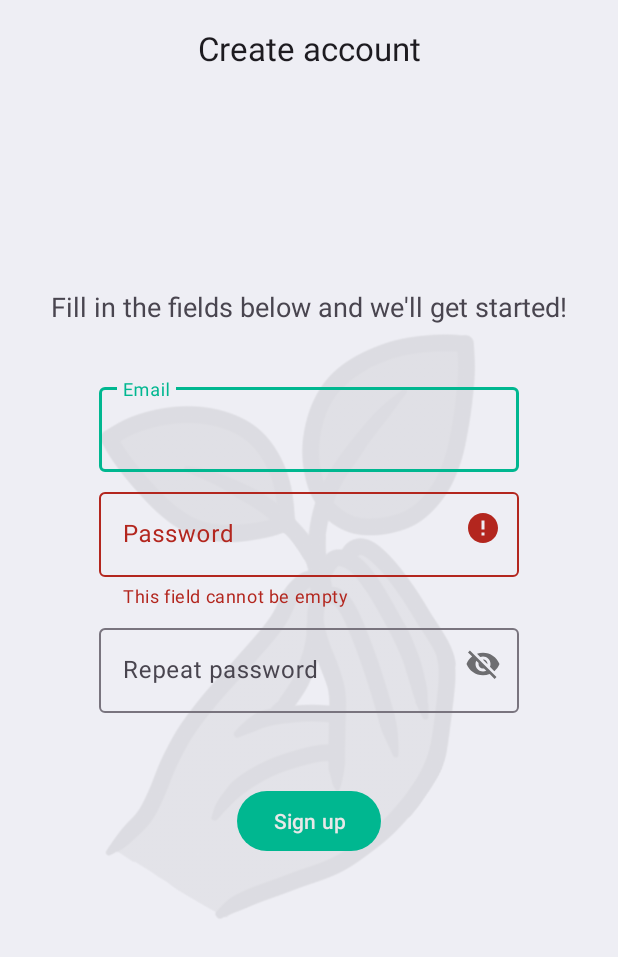
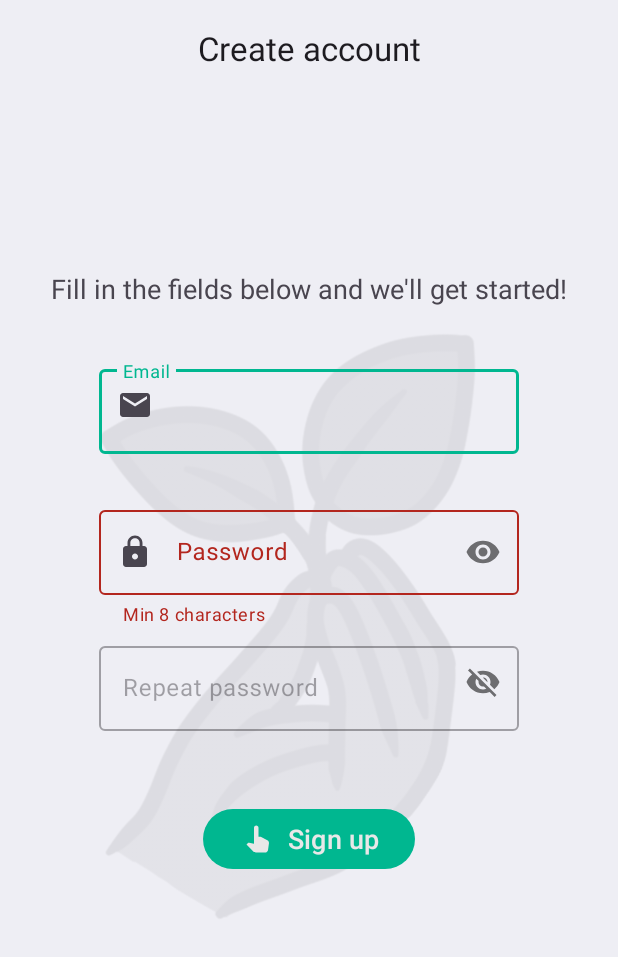
Before and after one commit to dawidkulpadev/MioGiapiccoHome, an Android app: the SignUpActivity screen opened directly, with no data from a screen before it, after a tap on an icon or button, on a phone screen of 412 x 824 dp. Shown: the top 957 px of the screen. Run offline under Robolectric (Android 15) with nearby library versions, the phone set to English and light mode, and no system bars.

Commit message:
Sign up development. Not ready. UI creation. Inputs validation response done. Next: backend inputs validation and API call for sign up click

```diff
--- a/app/src/main/java/pl/dawidkulpa/miogiapiccohome/activities/SignUpActivity.java
+++ b/app/src/main/java/pl/dawidkulpa/miogiapiccohome/activities/SignUpActivity.java
@@ -5,6 +5,7 @@ import androidx.appcompat.app.AppCompatActivity;
 import android.os.Bundle;
 import android.text.Editable;
 import android.text.TextWatcher;
+import android.view.View;
 
 import com.google.android.material.textfield.TextInputEditText;
 import com.google.android.material.textfield.TextInputLayout;
@@ -29,7 +30,21 @@ public class SignUpActivity extends AppCompatActivity {
         emailTil= findViewById(R.id.email_input_box);
         passTil= findViewById(R.id.password_input_box);
         repassTil= findViewById(R.id.repassword_input_box);
+        repassTil.setEnabled(false);
 
+        passTil.setErrorIconDrawable(null);
+        repassTil.setErrorIconDrawable(null);
+
+        findViewById(R.id.email_input).setOnFocusChangeListener((v, hasFocus) -> {
+            if(!hasFocus){
+                Pattern emailRegex= Pattern.compile("^[\\w-\\.]+@([\\w-]+\\.)+[\\w-]{2,4}$", Pattern.CASE_INSENSITIVE);
+                Matcher matcher= emailRegex.matcher(((TextInputEditText)v).getEditableText().toString());
+                if(!matcher.matches()){
+                    emailTil.setErrorEnabled(true);
+                    emailTil.setError(getString(R.string.error_email_invalid));
+                }
+            }
+        });
         ((TextInputEditText)findViewById(R.id.email_input)).addTextChangedListener(new TextWatcher() {
             @Override
             public void beforeTextChanged(CharSequence s, int start, int count, int after) {
@@ -51,12 +66,18 @@ public class SignUpActivity extends AppCompatActivity {
                     Matcher matcher= emailRegex.matcher(s.toString());
                     if(matcher.matches()){
                         emailTil.setErrorEnabled(false);
-                    } else {
-                        emailTil.setErrorEnabled(true);
-                        emailTil.setError(getString(R.string.error_email_invalid));
                     }
                 }
 
+            }
+        });
+
+        findViewById(R.id.password_input).setOnFocusChangeListener((v, hasFocus) -> {
+            if(hasFocus){
+                passTil.setHelperText(getString(R.string.helper_password_rules));
+                passTil.setHelperTextEnabled(true);
+            } else {
+                passTil.setHelperTextEnabled(false);
             }
         });
 
@@ -73,23 +94,45 @@ public class SignUpActivity extends AppCompatActivity {
 
             @Override
             public void afterTextChanged(Editable s) {
-                if(s.length()==0){
-                    passTil.setError(getString(R.string.error_field_empty));
-                    passTil.setErrorEnabled(true);
-                } else if (s.length() < 8){
+                String p= s.toString();
+                if(p.length()>=8) {
+                    Pattern strongPasswordRegex = Pattern.compile("^(?=.*?[A-Z])(?=.*?[a-z])(?=.*?[0-9])(?=.*?[#?!@$%^&*-]).{8,}$");
+                    Matcher matcher = strongPasswordRegex.matcher(p);
+                    if (!matcher.matches()) {
+                        passTil.setErrorEnabled(true);
+                        passTil.setError(getString(R.string.error_password_weak));
+                        repassTil.setEnabled(false);
+                    } else {
+                        passTil.setErrorEnabled(false);
+                        repassTil.setEnabled(true);
+                    }
+                } else {
                     passTil.setErrorEnabled(true);
                     passTil.setError(getString(R.string.error_password_short));
+                    repassTil.setEnabled(false);
+                }
+            }
+        });
+
+        ((TextInputEditText)findViewById(R.id.repassword_input)).addTextChangedListener(new TextWatcher() {
+            @Override
+            public void beforeTextChanged(CharSequence s, int start, int count, int after) {
+
+            }
+
+            @Override
+            public void onTextChanged(CharSequence s, int start, int before, int count) {
+
+            }
+
+            @Override
+            public void afterTextChanged(Editable s) {
+                if(s.toString().equals(passTil.getEditText().getText().toString())){
+                    repassTil.setErrorEnabled(false);
                 } else {
-                    Pattern strongPasswordRegex= Pattern.compile("^(?=.*?[A-Z])(?=.*?[a-z])(?=.*?[0-9])(?=.*?[#?!@$%^&*-]).{8,}$");
-                    Matcher matcher= strongPasswordRegex.matcher(s.toString());
-                    if(matcher.matches()){
-                        passTil.setErrorEnabled(false);
-                    } else {
-                        passTil.setErrorEnabled(true);
-                        passTil.setError(getString(R.string.error_password_weak));
-                    }
+                    repassTil.setErrorEnabled(true);
+                    repassTil.setError(getString(R.string.error_password_mismatch));
                 }
-
             }
         });
     }
--- /dev/null
+++ b/app/src/main/res/drawable/icon_click.xml
@@ -0,0 +1,5 @@
+<vector android:height="24dp" android:tint="#FFFFFF"
+    android:viewportHeight="24" android:viewportWidth="24"
+    android:width="24dp" xmlns:android="http://schemas.android.com/apk/res/android">
+    <path android:fillColor="@android:color/white" android:pathData="M19.98,14.82l-0.63,4.46C19.21,20.27 18.36,21 17.37,21h-6.16c-0.53,0 -1.29,-0.21 -1.66,-0.59L5,15.62l0.83,-0.84c0.24,-0.24 0.58,-0.35 0.92,-0.28L10,15.24V4.5C10,3.67 10.67,3 11.5,3S13,3.67 13,4.5v6h0.91c0.31,0 0.62,0.07 0.89,0.21l4.09,2.04C19.66,13.14 20.1,13.97 19.98,14.82z"/>
+</vector>
--- /dev/null
+++ b/app/src/main/res/drawable/icon_email.xml
@@ -0,0 +1,5 @@
+<vector android:height="24dp" android:tint="#FFFFFF"
+    android:viewportHeight="24" android:viewportWidth="24"
+    android:width="24dp" xmlns:android="http://schemas.android.com/apk/res/android">
+    <path android:fillColor="@android:color/white" android:pathData="M20,4L4,4c-1.1,0 -1.99,0.9 -1.99,2L2,18c0,1.1 0.9,2 2,2h16c1.1,0 2,-0.9 2,-2L22,6c0,-1.1 -0.9,-2 -2,-2zM20,8l-8,5 -8,-5L4,6l8,5 8,-5v2z"/>
+</vector>
--- /dev/null
+++ b/app/src/main/res/drawable/icon_lock.xml
@@ -0,0 +1,5 @@
+<vector android:height="24dp" android:tint="#FFFFFF"
+    android:viewportHeight="24" android:viewportWidth="24"
+    android:width="24dp" xmlns:android="http://schemas.android.com/apk/res/android">
+    <path android:fillColor="@android:color/white" android:pathData="M18,8h-1L17,6c0,-2.76 -2.24,-5 -5,-5S7,3.24 7,6v2L6,8c-1.1,0 -2,0.9 -2,2v10c0,1.1 0.9,2 2,2h12c1.1,0 2,-0.9 2,-2L20,10c0,-1.1 -0.9,-2 -2,-2zM12,17c-1.1,0 -2,-0.9 -2,-2s0.9,-2 2,-2 2,0.9 2,2 -0.9,2 -2,2zM15.1,8L8.9,8L8.9,6c0,-1.71 1.39,-3.1 3.1,-3.1 1.71,0 3.1,1.39 3.1,3.1v2z"/>
+</vector>
--- a/app/src/main/res/drawable/icon_room_20.xml
+++ /dev/null
@@ -1,5 +0,0 @@
-<vector android:height="20dp" android:tint="#FFFFFF"
-    android:viewportHeight="24" android:viewportWidth="24"
-    android:width="20dp" xmlns:android="http://schemas.android.com/apk/res/android">
-    <path android:fillColor="@android:color/white" android:pathData="M14,6v15L3,21v-2h2L5,3h9v1h5v15h2v2h-4L17,6h-3zM10,11v2h2v-2h-2z"/>
-</vector>
--- a/app/src/main/res/layout/activity_sign_up.xml
+++ b/app/src/main/res/layout/activity_sign_up.xml
@@ -27,6 +27,8 @@
             app:title="@string/title_create_account"/>
 
     </com.google.android.material.appbar.AppBarLayout>
+
+
 
     <androidx.constraintlayout.widget.ConstraintLayout
         android:layout_width="match_parent"
@@ -61,7 +63,8 @@
                 app:layout_constraintTop_toTopOf="parent"
                 app:layout_constraintStart_toStartOf="parent"
                 android:hint="@string/hint_email"
-                android:minWidth="280dp">
+                android:minWidth="280dp"
+                app:startIconDrawable="@drawable/icon_email">
                 <com.google.android.material.textfield.TextInputEditText
                     android:id="@+id/email_input"
                     android:layout_width="wrap_content"
@@ -78,8 +81,9 @@
                 app:layout_constraintTop_toBottomOf="@id/email_input_box"
                 app:layout_constraintStart_toStartOf="parent"
                 android:hint="@string/hint_password"
-                android:layout_marginTop="8dp"
+                android:layout_marginTop="32dp"
                 android:minWidth="280dp"
+                app:startIconDrawable="@drawable/icon_lock"
                 app:passwordToggleDrawable="@drawable/visibility_toggle"
                 app:passwordToggleEnabled="true">
                 <com.google.android.material.textfield.TextInputEditText
@@ -118,7 +122,10 @@
                 app:layout_constraintTop_toBottomOf="@id/repassword_input_box"
                 app:layout_constraintStart_toStartOf="parent"
                 app:layout_constraintEnd_toEndOf="parent"
-                android:layout_marginTop="48dp"/>
+                android:layout_marginTop="48dp"
+                android:textSize="18sp"
+                app:icon="@drawable/icon_click"
+                app:iconSize="24sp"/>
 
         </androidx.constraintlayout.widget.ConstraintLayout>
 
--- a/app/src/main/res/values/strings.xml
+++ b/app/src/main/res/values/strings.xml
@@ -66,6 +66,8 @@
     <string name="hint_password">Password</string>
     <string name="hint_repassword">Repeat password</string>
 
+    <string name="helper_password_rules">Minimum 8 characters long, at least one special character, one uppercase letter and one digit</string>
+
     <string name="message_change_dli">Set new light intensity</string>
     <string name="message_change_plant_name">Set new plants name</string>
     <string name="message_change_devices_name">Set new devices name</string>
@@ -109,6 +111,7 @@
     <string name="error_email_invalid">Invalid email format</string>
     <string name="error_password_short">Min 8 characters</string>
     <string name="error_password_weak">Must contain at least one special character, one uppercase letter and one digit</string>
+    <string name="error_password_mismatch">Password and confirmation password do not match</string>
 
     <string name="cont_descr_plant_state_icon">Plant state icon</string>
 
--- a/build.gradle
+++ b/build.gradle
@@ -8,7 +8,7 @@ buildscript {
 
     }
     dependencies {
-        classpath 'com.android.tools.build:gradle:8.1.4'
+        classpath 'com.android.tools.build:gradle:8.2.2'
 
 
         // NOTE: Do not place your application dependencies here; they belong
```
Also changed, not shown: gradle/wrapper/gradle-wrapper.properties, 1 other file.
